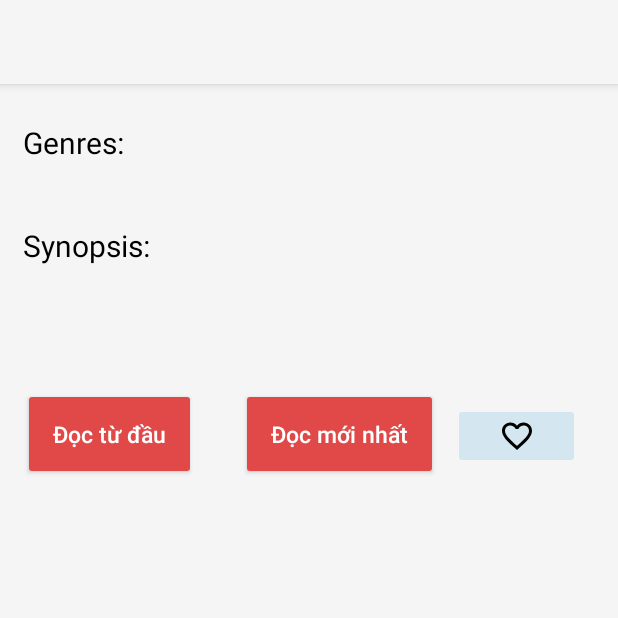
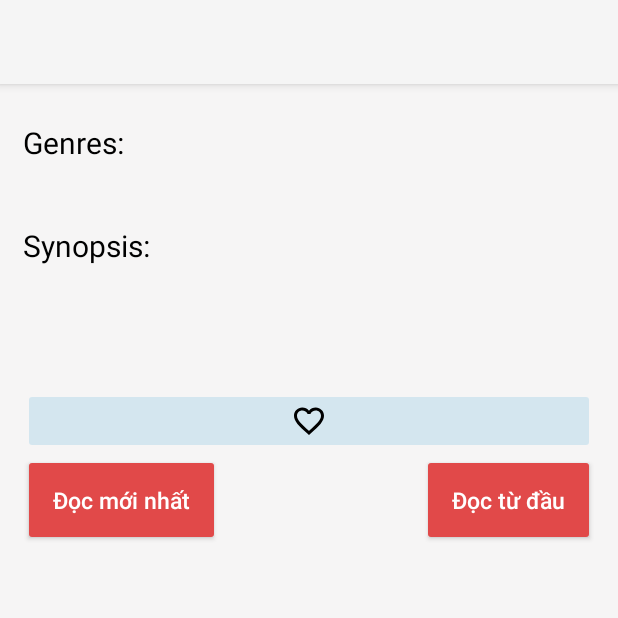
Before and after one commit to Sewlz/MangaXpress, an Android app: the fragment InfoFragment shown on its own in the app's theme, on a phone screen of 412 x 824 dp, the top half of it. Run offline under Robolectric (Android 15) with nearby library versions, the phone set to English and light mode, and no system bars; our stand-ins replace Firebase (no records; nobody signed in at launch, a user with empty details on screens opened directly), Picasso, Volley; network calls fail; pictures from the network do not load; 2 statements that could not run were skipped.

Commit message:
fix fav's bug

```diff
--- a/app/src/main/java/com/example/mangareader/InfoFragment.java
+++ b/app/src/main/java/com/example/mangareader/InfoFragment.java
@@ -200,7 +200,7 @@ public class InfoFragment extends Fragment {
     }
 
     private void addFav(UserFav userFav){
-        collectionReference.whereEqualTo("MANGAURL",detail_url)
+        collectionReference.whereEqualTo("MANGAURL","http"+detail_url.substring(5))
                 .whereEqualTo("EMAIL",user.getEmail())
                 .get()
                 .addOnCompleteListener(new OnCompleteListener<QuerySnapshot>() {
@@ -236,9 +236,8 @@ public class InfoFragment extends Fragment {
                     }
                 });
     }
-
     private void checkFav() {
-        collectionReference.whereEqualTo("MANGAURL", detail_url)
+        collectionReference.whereEqualTo("MANGAURL", "http"+detail_url.substring(5))
                 .whereEqualTo("EMAIL", user.getEmail())
                 .get()
                 .addOnCompleteListener(new OnCompleteListener<QuerySnapshot>() {
--- a/app/src/main/res/layout/fragment_info.xml
+++ b/app/src/main/res/layout/fragment_info.xml
@@ -16,6 +16,7 @@
             android:layout_width="match_parent"
             android:layout_height="match_parent"
             android:layout_margin="15dp"
+
             android:orientation="vertical">
 
             <TextView
@@ -56,39 +57,52 @@
                 android:layout_width="match_parent"
                 android:layout_height="wrap_content"
                 android:layout_marginTop="50dp"
-                android:paddingBottom="50dp"
-                android:orientation="horizontal">
-
-                <androidx.appcompat.widget.AppCompatButton
-                    android:id="@+id/btnFirstChap"
-                    android:layout_width="wrap_content"
-                    android:layout_height="wrap_content"
-                    android:textAllCaps="false"
-                    android:layout_marginRight="30dp"
-                    android:textSize="15dp"
-                    android:padding="20dp"
-                    android:backgroundTint="#E14949"
-                    android:textColor="@color/white"
-                    android:text="Đọc từ đầu" />
-
-                <androidx.appcompat.widget.AppCompatButton
-                    android:id="@+id/btnLastChap"
-                    android:layout_width="wrap_content"
-                    android:layout_height="wrap_content"
-                    android:textAllCaps="false"
-                    android:textSize="15dp"
-                    android:padding="20dp"
-                    android:backgroundTint="#E14949"
-                    android:textColor="@color/white"
-                    android:text="Đọc mới nhất" />
+                android:orientation="vertical"
+                android:paddingBottom="50dp">
 
                 <ImageButton
                     android:id="@+id/btnFav"
                     android:layout_width="match_parent"
                     android:layout_height="wrap_content"
-                    android:layout_margin="10dp"
                     android:backgroundTint="#C4CAE3EF"
+
                     android:src="@drawable/baseline_favorite_border_black_24" />
+
+                <LinearLayout
+                    android:gravity="center"
+                    android:layout_width="match_parent"
+                    android:layout_height="match_parent"
+                    android:orientation="horizontal">
+
+                    <androidx.appcompat.widget.AppCompatButton
+                        android:id="@+id/btnLastChap"
+                        android:layout_width="wrap_content"
+                        android:layout_height="wrap_content"
+                        android:backgroundTint="#E14949"
+                        android:padding="20dp"
+                        android:text="Đọc mới nhất"
+                        android:textAllCaps="false"
+                        android:textColor="@color/white"
+                        android:textSize="15dp" />
+
+                    <TextView
+                        android:id="@+id/textView5"
+                        android:layout_width="wrap_content"
+                        android:layout_height="wrap_content"
+                        android:layout_weight="1" />
+
+                    <androidx.appcompat.widget.AppCompatButton
+                        android:id="@+id/btnFirstChap"
+                        android:layout_width="wrap_content"
+                        android:layout_height="wrap_content"
+                        android:backgroundTint="#E14949"
+                        android:padding="20dp"
+                        android:text="Đọc từ đầu"
+                        android:textAllCaps="false"
+                        android:textColor="@color/white"
+                        android:textSize="15dp" />
+                </LinearLayout>
+
             </LinearLayout>
         </LinearLayout>
 
```
